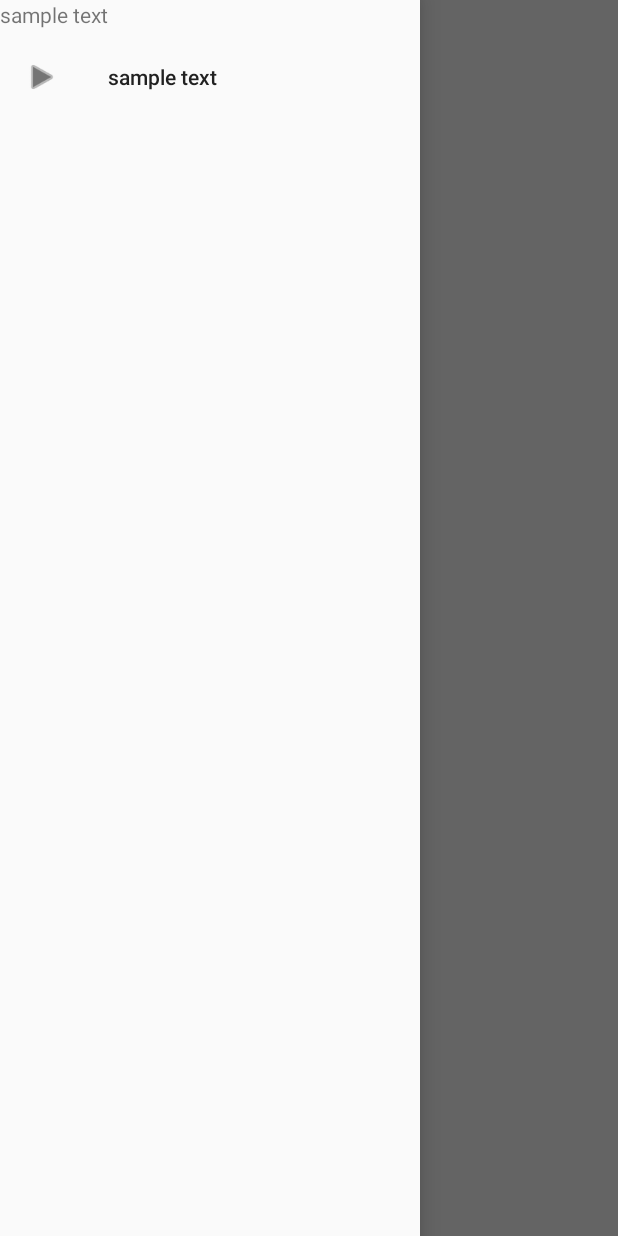
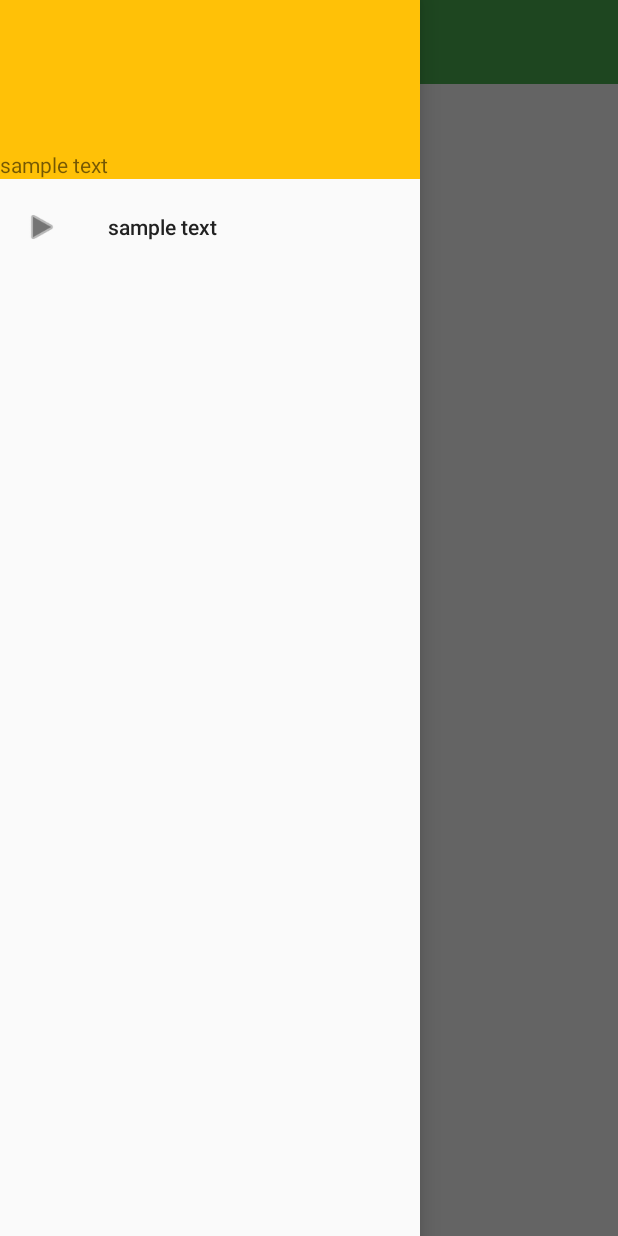
Before and after one commit to hemal-shah/Expense-Tracker, an Android app: the screen it shows after launch (MainActivity), with the side drawer open, on a phone screen of 412 x 824 dp. Run offline under Robolectric (Android 15) with nearby library versions, the phone set to English and light mode, and no system bars; our stand-ins replace ButterKnife.

Commit message:
Modified toolbar appearance.

```diff
--- a/app/src/main/res/layout/header_layout_main_activity.xml
+++ b/app/src/main/res/layout/header_layout_main_activity.xml
@@ -2,9 +2,11 @@
 <LinearLayout xmlns:android="http://schemas.android.com/apk/res/android"
     android:orientation="vertical"
     android:layout_width="match_parent"
+    android:background="@color/accent"
     android:layout_height="match_parent">
 
     <TextView
+        android:layout_marginTop="100dp"
         android:layout_width="match_parent"
         android:layout_height="match_parent"
         android:text="sample text" />
--- a/app/src/main/res/values/styles.xml
+++ b/app/src/main/res/values/styles.xml
@@ -8,12 +8,14 @@
         <item name="android:icon">@color/icons</item>
         <item name="android:textColorPrimary">@color/primary_text</item>
         <item name="android:textColorSecondary">@color/secondary_text</item>
-        <item name="android:toolbarStyle">@style/ToolbarStyle</item>
+        <item name="toolbarStyle">@style/ToolbarStyle</item>
     </style>
 
     <style name="ToolbarStyle" parent="Widget.AppCompat.Toolbar">
         <item name="android:background">@color/primary</item>
-        <item name="android:popupTheme">@style/Theme.AppCompat.Light</item>
+        <item name="titleTextColor">@android:color/white</item>
+        <item name="subtitleTextColor">@android:color/white</item>
+        <item name="actionBarSize">?attr/actionBarSize</item>
     </style>
 
 </resources>
```
